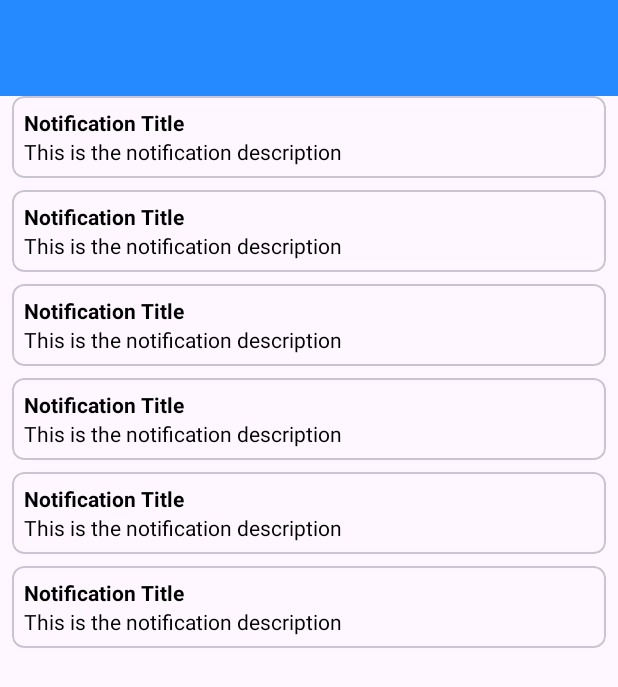
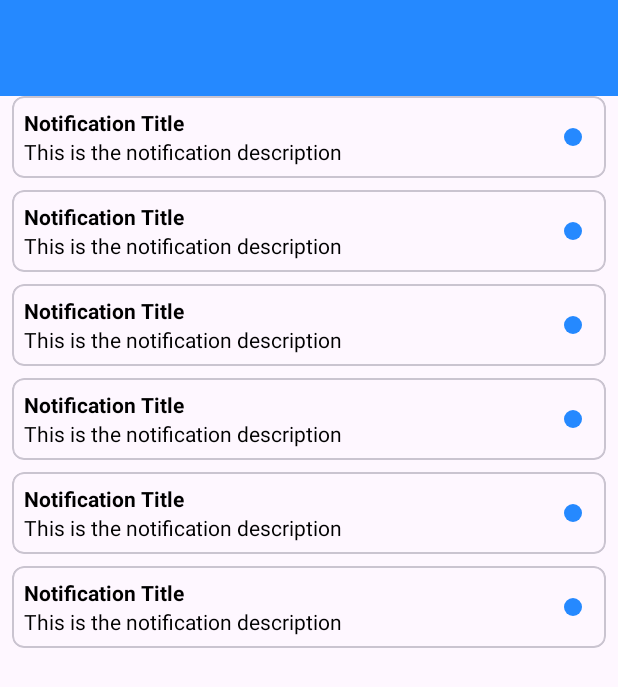
Before and after one commit to rico-r/AdoptMeNow, an Android app: the layout fragment_notification.xml on its own in the app's theme, with its tools: preview values and no code run, on a phone screen of 412 x 824 dp. Shown: the top 687 px of the screen. Run offline under Robolectric (Android 15) with nearby library versions, the phone set to English and light mode, and no system bars.

Commit message:
Make notification layout & functionality

```diff
--- a/app/src/main/java/com/kelompok5/adoptmenow/network/FirebaseData.kt
+++ b/app/src/main/java/com/kelompok5/adoptmenow/network/FirebaseData.kt
@@ -33,6 +33,9 @@ class FirebaseData {
 
         val formRef: DatabaseReference
             get() = Firebase.database.getReference("forms")
+
+        val notifyRef: DatabaseReference
+            get() = Firebase.database.getReference("notify")
 
         suspend fun uploadFiles(files: List<Uri>): List<String> {
             val fileRef: StorageReference = Firebase.storage.getReference(
--- /dev/null
+++ b/app/src/main/res/drawable/ic_circle.xml
@@ -0,0 +1,8 @@
+<?xml version="1.0" encoding="utf-8"?>
+<shape xmlns:android="http://schemas.android.com/apk/res/android"
+    android:shape="oval">
+    <size
+        android:width="12dp"
+        android:height="12dp"/>
+    <solid android:color="?colorPrimary" />
+</shape>
--- a/app/src/main/res/layout/list_item_notification.xml
+++ b/app/src/main/res/layout/list_item_notification.xml
@@ -20,18 +20,33 @@
 
             <TextView
                 android:id="@+id/title"
-                android:layout_width="match_parent"
+                android:layout_width="0dp"
                 android:layout_height="wrap_content"
                 android:textStyle="bold"
                 app:layout_constraintTop_toTopOf="parent"
+                app:layout_constraintStart_toStartOf="parent"
+                app:layout_constraintEnd_toStartOf="@id/read_indicator"
                 tools:text="Notification Title"/>
 
             <TextView
                 android:id="@+id/description"
-                android:layout_width="match_parent"
+                android:layout_width="0dp"
                 android:layout_height="wrap_content"
+                android:ellipsize="end"
                 app:layout_constraintTop_toBottomOf="@id/title"
+                app:layout_constraintStart_toStartOf="parent"
+                app:layout_constraintEnd_toStartOf="@id/read_indicator"
                 tools:text="This is the notification description" />
+
+            <ImageView
+                android:id="@+id/read_indicator"
+                android:layout_width="wrap_content"
+                android:layout_height="wrap_content"
+                android:layout_margin="8dp"
+                android:src="@drawable/ic_circle"
+                app:layout_constraintTop_toTopOf="parent"
+                app:layout_constraintBottom_toBottomOf="parent"
+                app:layout_constraintEnd_toEndOf="parent" />
 
         </androidx.constraintlayout.widget.ConstraintLayout>
 
--- a/app/src/main/res/values/strings.xml
+++ b/app/src/main/res/values/strings.xml
@@ -67,5 +67,7 @@
     <string name="post_created">Post berhasil disimpan!</string>
     <string name="edit">Edit</string>
     <string name="notification">Notifikasi</string>
+    <string name="notification_adopt_request">%s ingin mengadopsi %s</string>
+    <string name="notification_adopt_response">Cek detail pengajuanmu %s</string>
     <string name="today">Hari ini</string>
 </resources>
```
Also changed, not shown: app/src/main/java/com/kelompok5/adoptmenow/history/AdoptHistoryViewModel.kt (+9 -0 lines), app/src/main/java/com/kelompok5/adoptmenow/notification/NotificationAdapter.kt (+39 -11 lines), app/src/main/java/com/kelompok5/adoptmenow/notification/NotificationFragment.kt (+15 -1 lines), app/src/main/java/com/kelompok5/adoptmenow/notification/NotificationItem.kt (+55 -4 lines), app/src/main/java/com/kelompok5/adoptmenow/notification/NotificationViewHolder.kt (+20 -1 lines), app/src/main/java/com/kelompok5/adoptmenow/notification/NotificationViewModel.kt (+27 -1 lines).
